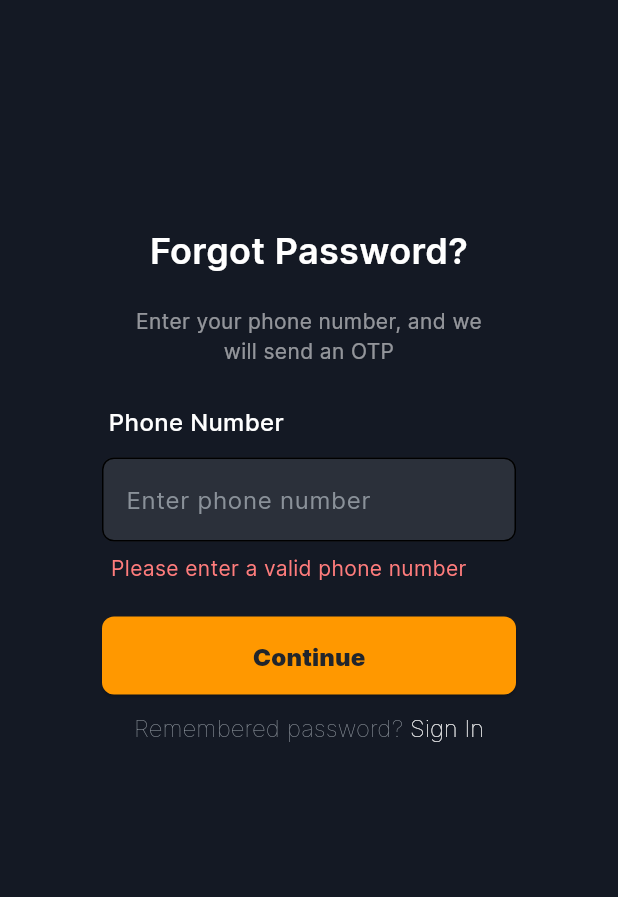
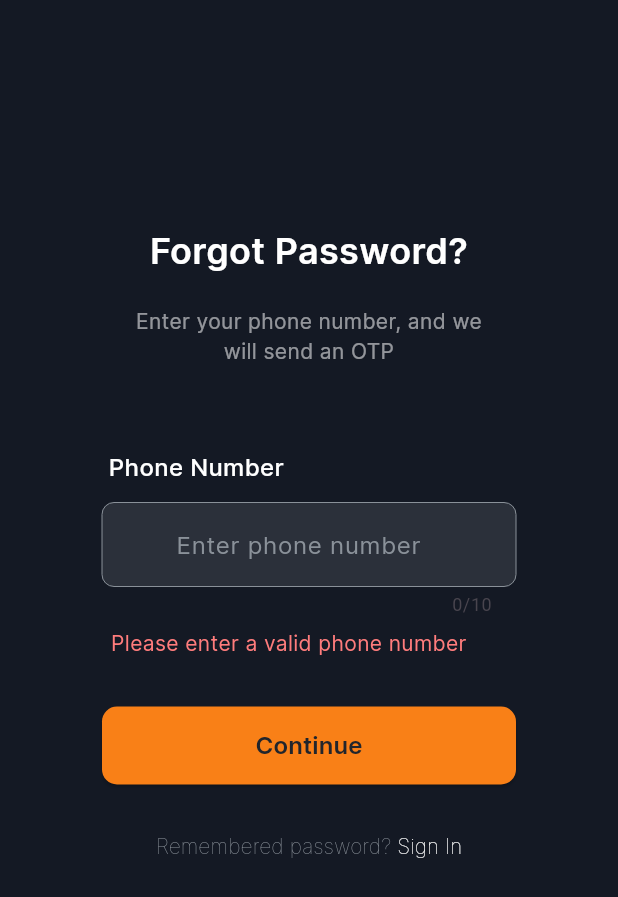
Before and after one commit to Afnan011/parcel_guru, a Flutter app: the ForgotPassword screen opened directly, after a tap on "Continue", on a phone screen of 412 x 824 dp. Shown: the top 897 px of the screen. Run offline on Flutter 3.47's test engine with Material 3 defaults, Android fonts, the light colour scheme and no system bars; our stand-ins replace animate_do.

Commit message:
Updated Code of Forgot Password

```diff
--- a/lib/main.dart
+++ b/lib/main.dart
@@ -1,6 +1,7 @@
 import 'package:flutter/material.dart';
 import 'package:parcel_guru/screens/forgot_password_screen/sign_in.dart';
 import 'package:parcel_guru/screens/home_page.dart';
+import 'package:parcel_guru/screens/signin/signin.dart';
 
 void main() {
   runApp(const MyApp());
@@ -16,11 +17,10 @@ class MyApp extends StatelessWidget {
       title: 'parcel guru',
       debugShowCheckedModeBanner: false,
       theme: ThemeData(
-        colorScheme: ColorScheme.fromSeed(seedColor: Colors.orange),
+        colorScheme: ColorScheme.fromSeed(seedColor: Colors.deepPurple),
         useMaterial3: true,
-        fontFamily: 'Inter'
       ),
-      home: const MyHomePage(),
+      home: const SignIn(),
     );
   }
 }
--- a/lib/screens/forgot_password_screen/sign_in.dart
+++ b/lib/screens/forgot_password_screen/sign_in.dart
@@ -1,4 +1,6 @@
 import 'package:flutter/material.dart';
+import 'package:flutter/services.dart';
+import 'package:parcel_guru/widgets/button_primary.dart';
 
 class ForgotPassword extends StatefulWidget {
   const ForgotPassword({super.key});
@@ -65,7 +67,7 @@ class _SignInState extends State<ForgotPassword> {
                 ),
               ),
               const SizedBox(
-                height: 26,
+                height: 56,
               ),
               const Padding(
                 padding: EdgeInsets.only(right: 150),
@@ -85,6 +87,10 @@ class _SignInState extends State<ForgotPassword> {
               SizedBox(
                 width: 276,
                 child: TextField(
+                  maxLength: 10,
+                  inputFormatters: [
+                    LengthLimitingTextInputFormatter(10)
+                  ],
                   style: const TextStyle(
                     color: Colors.white,
                     fontFamily: 'Inter',
@@ -95,6 +101,14 @@ class _SignInState extends State<ForgotPassword> {
                   decoration: InputDecoration(
                     fillColor: const Color(0xff2B303A),
                     filled: true,
+                    prefixText: "+91 ",
+                    prefixStyle: const TextStyle(
+                        color: Color(0xffEFF1F4),
+                        fontSize: 16,
+                        fontFamily: 'Inter',
+                        fontWeight: FontWeight.w400
+
+                    ),
                     hintText: "Enter phone number",
                     hintStyle: const TextStyle(
                       color: Color(0xff8A9199),
@@ -106,13 +120,14 @@ class _SignInState extends State<ForgotPassword> {
                     focusedBorder: OutlineInputBorder(
                       borderRadius: BorderRadius.circular(8),
                       borderSide: const BorderSide(
-                        width: 1,
+                        width:0,
+                        color: Color(0xffFF7C7C)
                       ),
                     ),
                     enabledBorder: OutlineInputBorder(
                       borderRadius: BorderRadius.circular(8),
                       borderSide: const BorderSide(
-                        width: 1,
+                        width: 0, color: Color(0xff8A9199)
                       ),
                     ),
                   ),
@@ -130,42 +145,22 @@ class _SignInState extends State<ForgotPassword> {
                 ),
               ),
               const SizedBox(
-                height: 22,
+                height: 32,
               ),
               SizedBox(
                 width: 276,
                 height: 52,
-                child: ElevatedButton(
-                  onPressed: () {
-                    //do something
+                child: PrimaryButton(onPressed: (){
+                  setState(() {
                     showError();
-                    setState(() {});
-                  },
-                  style: ButtonStyle(
-                    backgroundColor:
-                        MaterialStateProperty.all<Color>(Colors.orange),
-                    foregroundColor:
-                        MaterialStateProperty.all<Color>(Colors.black54),
-                    padding: MaterialStateProperty.all<EdgeInsets>(
-                        const EdgeInsets.all(16)),
-                    shape: MaterialStateProperty.all<OutlinedBorder>(
-                      RoundedRectangleBorder(
-                        borderRadius: BorderRadius.circular(8.0),
-                      ),
-                    ),
-                  ),
-                  child: const Text(
-                    "Continue",
-                    style: TextStyle(
-                        fontSize: 16,
-                        fontWeight: FontWeight.w900,
-                        fontFamily: 'Inter',
-                        color: Color(0xff21252C)),
-                  ),
-                ),
+                  });
+                  // if(flag==false){
+                  //   Navigator.push(context, MaterialPageRoute(builder: (context)=>const OTP()))
+                  // }
+                }, btnText: "Continue",)
               ),
               const SizedBox(
-                height: 12,
+                height: 32,
               ),
               Expanded(
                 child: RichText(
@@ -176,14 +171,14 @@ class _SignInState extends State<ForgotPassword> {
                           text: 'Remembered password?',
                           style: TextStyle(
                               fontFamily: 'Inter',
-                              fontSize: 16,
+                              fontSize: 14,
                               color: Color(0xff8A9199),
                               fontWeight: FontWeight.w100)),
                       TextSpan(
                         text: ' Sign In',
                         style: TextStyle(
                             fontFamily: 'Inter',
-                            fontSize: 16,
+                            fontSize: 14,
                             color: Colors.white,
                             fontWeight: FontWeight.w100),
                       )
--- a/lib/widgets/button_primary.dart
+++ b/lib/widgets/button_primary.dart
@@ -33,6 +33,7 @@ class PrimaryButton extends StatelessWidget {
             child: Text(
               btnText,
               style: const TextStyle(
+                fontFamily: 'Inter',
                   fontSize: 16,
                   color: Color(0XFF21252C),
                   fontWeight: FontWeight.w600),
```
